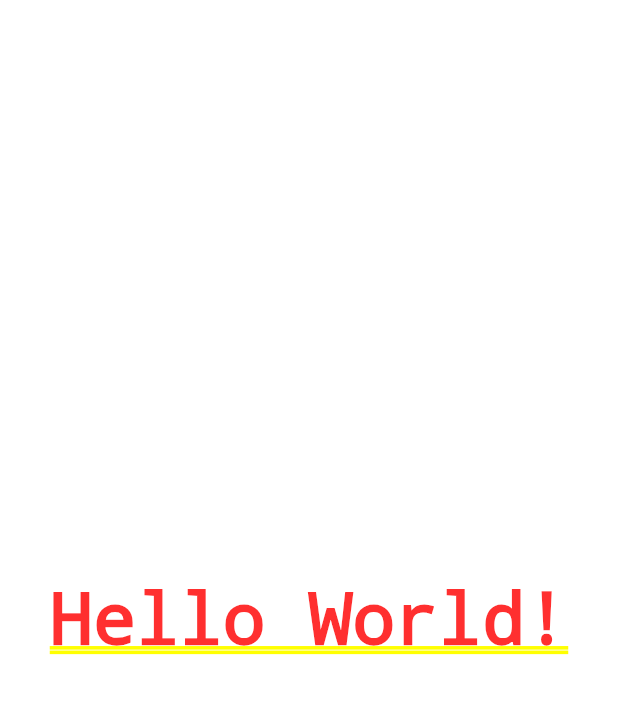
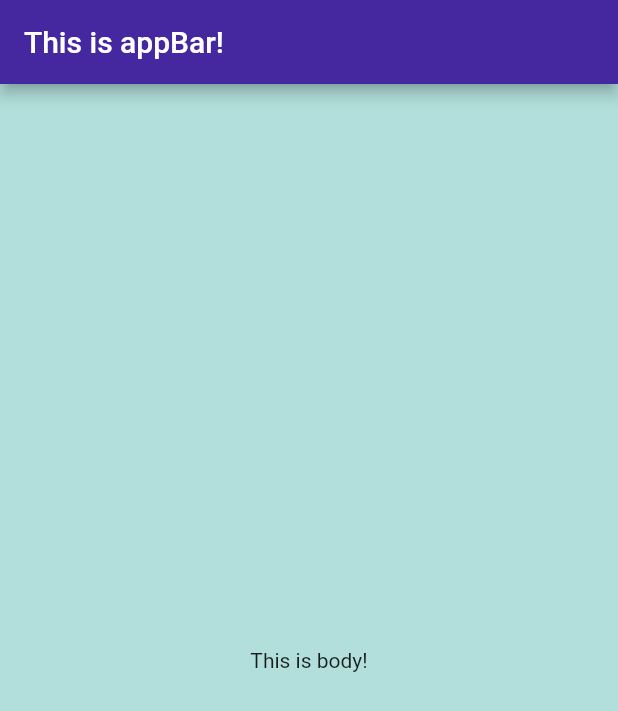
Before and after one commit to kawarimidoll/flutter_course_i_am_poor, a Flutter app: the screen it shows after launch, on a phone screen of 412 x 824 dp. Shown: the top 711 px of the screen. Run offline on Flutter 3.47's test engine with Material 2 defaults, Android fonts, the phone set to English and light mode, and no system bars.

Commit message:
add message and colors

```diff
--- a/lib/main.dart
+++ b/lib/main.dart
@@ -1,10 +1,19 @@
 import 'package:flutter/material.dart';
 
 void main() {
-  runApp(MaterialApp(
-    debugShowCheckedModeBanner: false,
-    home: Center(
-      child: Text('Hello World!'),
+  runApp(
+    MaterialApp(
+      debugShowCheckedModeBanner: false,
+      home: Scaffold(
+        appBar: AppBar(
+          title: Text('This is appBar!'),
+          backgroundColor: Colors.deepPurple[800],
+        ),
+        backgroundColor: Colors.teal[100],
+        body: Center(
+          child: Text('This is body!'),
+        ),
+      ),
     ),
-  ));
+  );
 }
```
Also changed, not shown: .vim/coc-settings.json (added).
